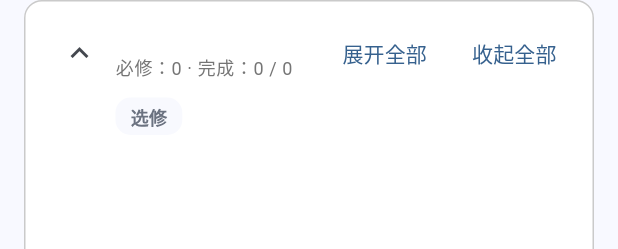
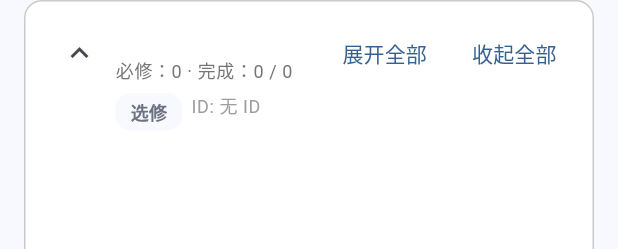
Before and after one commit to wilinz/fuck_unipus_dart, a Flutter app: the _BranchNode widget shown alone on an empty page, opened directly with empty values, on a phone screen of 412 x 824 dp. Shown: the top 249 px of the screen. Run offline on Flutter 3.47's test engine with Material 3 defaults, Android fonts, the light colour scheme and no system bars; our stand-ins replace cookie_jar, copy_with_extension, dio, dio_cookie_manager, equatable, get and 2 more; missing offline and left inert: dio_redirect_interceptor, dio_smart_retry, encrypt, equatable_annotations, json5, pure_dart_extensions; accounts and stored records are empty.

Commit message:
✨ feat(course_unit_tree.dart): add ID label, extract chip lists, consolidate Wraps, adjust spacing

```diff
--- a/fuck_unipus_app/lib/app/widgets/course_unit_tree.dart
+++ b/fuck_unipus_app/lib/app/widgets/course_unit_tree.dart
@@ -127,6 +127,7 @@ class _BranchNodeState extends State<_BranchNode> {
       if (node.indexPath.isNotEmpty)
         _IndexBadge(indexPath: node.indexPath),
     ];
+    final chipRow = [...chips, _IdLabel(node.url)];
 
     final total = node.children.length;
     final requiredCount =
@@ -209,12 +210,18 @@ class _BranchNodeState extends State<_BranchNode> {
                                       fontWeight: FontWeight.w600,
                                     ),
                                   ),
-                                  const SizedBox(height: 2),
+                                  const SizedBox(height: 4),
                                   Text(
                                     progressText,
                                     style: theme.textTheme.bodySmall?.copyWith(
                                       color: Colors.grey[600],
                                     ),
+                                  ),
+                                  const SizedBox(height: 6),
+                                  Wrap(
+                                    spacing: 6,
+                                    runSpacing: 6,
+                                    children: chipRow,
                                   ),
                                 ],
                               ),
@@ -237,14 +244,6 @@ class _BranchNodeState extends State<_BranchNode> {
                             ),
                           ],
                         ),
-                        if (chips.isNotEmpty) ...[
-                          const SizedBox(height: 6),
-                          Wrap(
-                            spacing: 6,
-                            runSpacing: 6,
-                            children: chips,
-                          ),
-                        ],
                       ],
                     ),
                   ),
@@ -289,6 +288,26 @@ class _LeafNode extends StatelessWidget {
   @override
   Widget build(BuildContext context) {
     final theme = Theme.of(context);
+    final leafChips = <Widget>[
+      _StatusChip(
+        label: node.required ? '必修' : '选修',
+        background: node.required
+            ? const Color(0xFFE8F2FF)
+            : const Color(0xFFF8F9FE),
+        color: node.required
+            ? const Color(0xFF2F6FED)
+            : const Color(0xFF6B7280),
+      ),
+      if (node.passed)
+        _StatusChip(
+          label: '已完成',
+          background: const Color(0xFFE6F4EA),
+          color: const Color(0xFF1B9E59),
+        ),
+      if (node.indexPath.isNotEmpty)
+        _IndexBadge(indexPath: node.indexPath),
+      _IdLabel(node.url),
+    ];
     return Padding(
       padding: EdgeInsets.only(left: depth * 18.0 + 16, right: 16, bottom: 8),
       child: Container(
@@ -314,29 +333,11 @@ class _LeafNode extends StatelessWidget {
                         fontWeight: FontWeight.w600,
                       ),
                     ),
-                    const SizedBox(height: 4),
+                    const SizedBox(height: 6),
                     Wrap(
                       spacing: 6,
                       runSpacing: 6,
-                      children: [
-                        _StatusChip(
-                          label: node.required ? '必修' : '选修',
-                          background: node.required
-                              ? const Color(0xFFE8F2FF)
-                              : const Color(0xFFF8F9FE),
-                          color: node.required
-                              ? const Color(0xFF2F6FED)
-                              : const Color(0xFF6B7280),
-                        ),
-                        if (node.passed)
-                          _StatusChip(
-                            label: '已完成',
-                            background: const Color(0xFFE6F4EA),
-                            color: const Color(0xFF1B9E59),
-                          ),
-                        if (node.indexPath.isNotEmpty)
-                          _IndexBadge(indexPath: node.indexPath),
-                      ],
+                      children: leafChips,
                     ),
                   ],
                 ),
@@ -351,6 +352,24 @@ class _LeafNode extends StatelessWidget {
             ],
           ),
         ),
+      ),
+    );
+  }
+}
+
+class _IdLabel extends StatelessWidget {
+  const _IdLabel(this.url);
+
+  final String url;
+
+  @override
+  Widget build(BuildContext context) {
+    final theme = Theme.of(context);
+    final display = url.isNotEmpty ? url : '无 ID';
+    return Text(
+      'ID: $display',
+      style: theme.textTheme.bodySmall?.copyWith(
+        color: Colors.grey[500],
       ),
     );
   }
```
